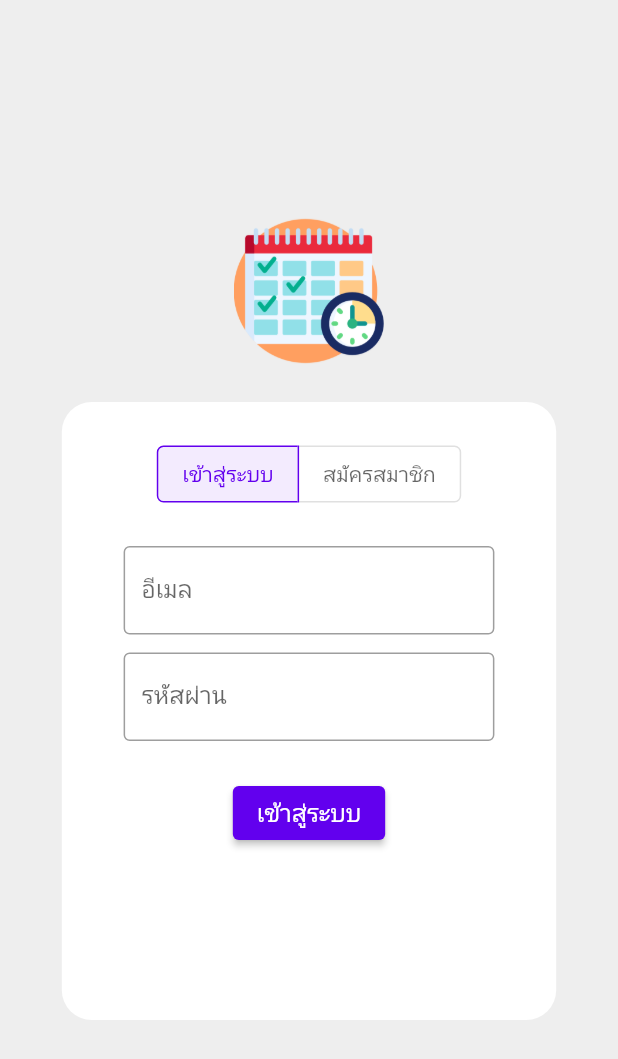
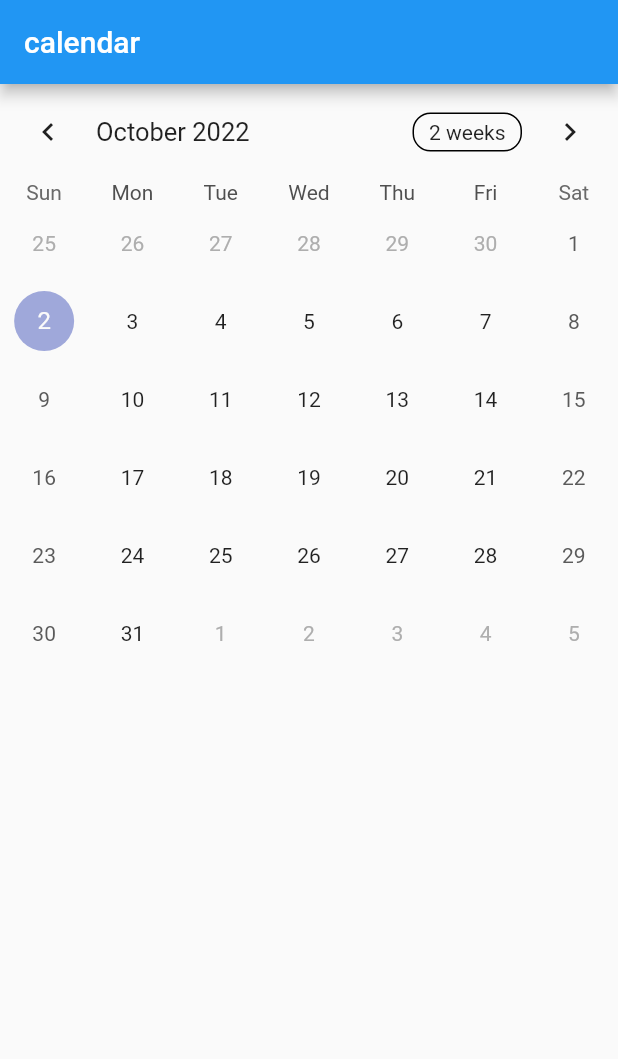
Before and after one commit to TanatornZ/demofunction, a Flutter app: the screen it shows after launch, on a phone screen of 412 x 824 dp. Shown: the top 1059 px of the screen. Run offline on Flutter 3.47's test engine with Material 2 defaults, Android fonts, the phone set to English and light mode, and no system bars; drawn by our look-alikes of table_calendar.

Commit message:
update function

```diff
--- a/lib/auth/auth_view.dart
+++ /dev/null
@@ -1,108 +0,0 @@
-import 'package:demofunc/auth/login_view.dart';
-import 'package:demofunc/auth/register_view.dart';
-import 'package:flutter/material.dart';
-
-
-
-class AuthView extends StatefulWidget {
-  const AuthView({Key? key}) : super(key: key);
-
-  @override
-  State<AuthView> createState() => _AuthViewState();
-}
-
-class _AuthViewState extends State<AuthView> {
-  final isSelected = <bool>[true, false];
-
-  @override
-  Widget build(BuildContext context) {
-    final width = MediaQuery.of(context).size.width;
-    final height = MediaQuery.of(context).size.height;
-
-    return Scaffold(
-      backgroundColor: Colors.grey[200],
-      body: Center(
-        child: SingleChildScrollView(
-          child: Column(
-            mainAxisAlignment: MainAxisAlignment.center,
-            mainAxisSize: MainAxisSize.min,
-            children: [
-              const Image(
-                image: AssetImage('assets/icon/timetable.png'),
-                width: 100,
-                height: 100,
-              ),
-              const SizedBox(
-                height: 24,
-              ),
-              Container(
-                padding:
-                    const EdgeInsets.symmetric(vertical: 24, horizontal: 24),
-                decoration: BoxDecoration(
-                  borderRadius: BorderRadius.circular(20),
-                  color: Colors.white,
-                ),
-                width: width * 0.8,
-                height: height * 0.5,
-                child: Column(
-                  children: [
-                    ToggleButtons(
-                      color: Colors.black.withOpacity(0.60),
-                      selectedColor: const Color(0xFF6200EE),
-                      selectedBorderColor: const Color(0xFF6200EE),
-                      fillColor: const Color(0xFF6200EE).withOpacity(0.08),
-                      splashColor: const Color(0xFF6200EE).withOpacity(0.12),
-                      hoverColor: const Color(0xFF6200EE).withOpacity(0.04),
-                      borderRadius: BorderRadius.circular(4.0),
-                      constraints: const BoxConstraints(minHeight: 36.0),
-                      isSelected: isSelected,
-                      onPressed: (index) {
-                        // Respond to button selection
-                        setState(() {
-                          if (index == 0) {
-                            isSelected[0] = true;
-                            isSelected[1] = false;
-                          } else {
-                            isSelected[0] = false;
-                            isSelected[1] = true;
-                          }
-                        });
-                      },
-                      children: const <Widget>[
-                        Padding(
-                          padding: EdgeInsets.symmetric(horizontal: 16.0),
-                          child: Text('เข้าสู่ระบบ'),
-                        ),
-                        Padding(
-                          padding: EdgeInsets.symmetric(horizontal: 16.0),
-                          child: Text('สมัครสมาชิก'),
-                        ),
-                      ],
-                    ),
-                    const SizedBox(
-                      height: 24,
-                    ),
-                    SizedBox(
-                      width: width * 0.6,
-                      height: height * 0.35,
-                      // color: Colors.black,
-                      child: isSelected[0]
-                          ? const AnimatedSwitcher(
-                              duration: Duration(milliseconds: 250),
-                              child: LoginView(),
-                            )
-                          : const AnimatedSwitcher(
-                              duration: Duration(milliseconds: 250),
-                              child: RegisterView(),
-                            ),
-                    ),
-                  ],
-                ),
-              ),
-            ],
-          ),
-        ),
-      ),
-    );
-  }
-}
--- a/lib/auth/login_view.dart
+++ /dev/null
@@ -1,79 +0,0 @@
-import 'package:flutter/material.dart';
-
-class LoginView extends StatefulWidget {
-  const LoginView({Key? key}) : super(key: key);
-
-  @override
-  State<LoginView> createState() => _LoginViewState();
-}
-
-class _LoginViewState extends State<LoginView> {
-  late final TextEditingController _email;
-
-  late final TextEditingController _password;
-
-  @override
-  void initState() {
-    _email = TextEditingController();
-    _password = TextEditingController();
-    super.initState();
-  }
-
-  @override
-  void dispose() {
-    _email.dispose();
-    _password.dispose();
-    super.dispose();
-  }
-
-  @override
-  Widget build(BuildContext context) {
-    // final _auth = Get.put(AuthController());
-    return Column(
-      children: <Widget>[
-        TextField(
-          controller: _email,
-          enableSuggestions: false,
-          autocorrect: false,
-          keyboardType: TextInputType.emailAddress,
-          decoration: const InputDecoration(
-            border: OutlineInputBorder(),
-            labelText: 'อีเมล',
-          ),
-        ),
-        const SizedBox(
-          height: 12,
-        ),
-        TextField(
-          controller: _password,
-          obscureText: true,
-          enableSuggestions: false,
-          autocorrect: false,
-          decoration: const InputDecoration(
-            border: OutlineInputBorder(),
-            labelText: 'รหัสผ่าน',
-          ),
-        ),
-        const SizedBox(
-          height: 24,
-        ),
-        ElevatedButton(
-          onPressed: () async {
-            final email = _email.text;
-            final password = _password.text;
-
-          },
-          style: ElevatedButton.styleFrom(
-            primary: const Color(0xFF6200EE),
-          ),
-          child: const Text('เข้าสู่ระบบ', style: TextStyle(fontSize: 16)),
-        ),
-        const SizedBox(
-          height: 12,
-        ),
-        // const Divider(color: Colors.black),
-
-      ],
-    );
-  }
-}
--- a/lib/main.dart
+++ b/lib/main.dart
@@ -1,10 +1,8 @@
-
-import 'package:demofunc/auth/auth_view.dart';
+import 'package:demofunc/utils.dart';
 import 'package:flutter/material.dart';
-
+import 'package:table_calendar/table_calendar.dart';
 
 void main() async {
-
   runApp(const MyApp());
 }
 
@@ -17,10 +15,65 @@ class MyApp extends StatelessWidget {
     return MaterialApp(
       title: 'Flutter Demo',
       theme: ThemeData(
-
         primarySwatch: Colors.blue,
       ),
-      home: const AuthView(),
+      home: const Calendar(),
     );
   }
 }
+
+class Calendar extends StatefulWidget {
+  const Calendar({Key? key}) : super(key: key);
+
+  @override
+  State<Calendar> createState() => _CalendarState();
+}
+
+class _CalendarState extends State<Calendar> {
+  CalendarFormat _calendarFormat = CalendarFormat.month;
+  DateTime _focusedDay = DateTime.now();
+  DateTime? _selectedDay;
+  @override
+  Widget build(BuildContext context) {
+    return Scaffold(
+      appBar: AppBar(
+        title: Text('calendar'),
+      ),
+      body: TableCalendar(
+        firstDay: kFirstDay,
+        lastDay: kLastDay,
+        focusedDay: _focusedDay,
+        calendarFormat: _calendarFormat,
+        selectedDayPredicate: (day) {
+          // Use `selectedDayPredicate` to determine which day is currently selected.
+          // If this returns true, then `day` will be marked as selected.
+
+          // Using `isSameDay` is recommended to disregard
+          // the time-part of compared DateTime objects.
+          return isSameDay(_selectedDay, day);
+        },
+        onDaySelected: (selectedDay, focusedDay) {
+          if (!isSameDay(_selectedDay, selectedDay)) {
+            // Call `setState()` when updating the selected day
+            setState(() {
+              _selectedDay = selectedDay;
+              _focusedDay = focusedDay;
+            });
+          }
+        },
+        onFormatChanged: (format) {
+          if (_calendarFormat != format) {
+            // Call `setState()` when updating calendar format
+            setState(() {
+              _calendarFormat = format;
+            });
+          }
+        },
+        onPageChanged: (focusedDay) {
+          // No need to call `setState()` here
+          _focusedDay = focusedDay;
+        },
+      ),
+    );
+  }
+}
--- a/pubspec.yaml
+++ b/pubspec.yaml
@@ -33,6 +33,7 @@ dependencies:
   # The following adds the Cupertino Icons font to your application.
   # Use with the CupertinoIcons class for iOS style icons.
   cupertino_icons: ^1.0.2
+  table_calendar: ^3.0.7
 
 dev_dependencies:
   flutter_test:
```
Also changed, not shown: lib/auth/register_view.dart (deleted, +0 -89 lines), lib/utils.dart (added, +52 -0 lines), pubspec.lock.
